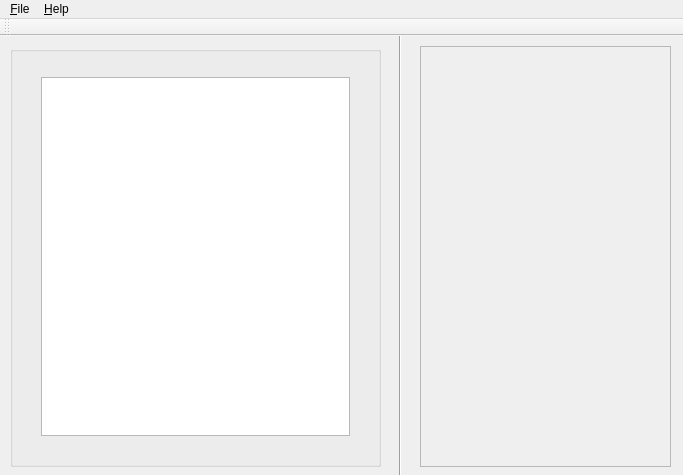
This is Project/DnD_Game/mainwindow.ui in ChrisMukherjee/COMP345-Project as Qt 5 draws it before an edit. The edited form follows.
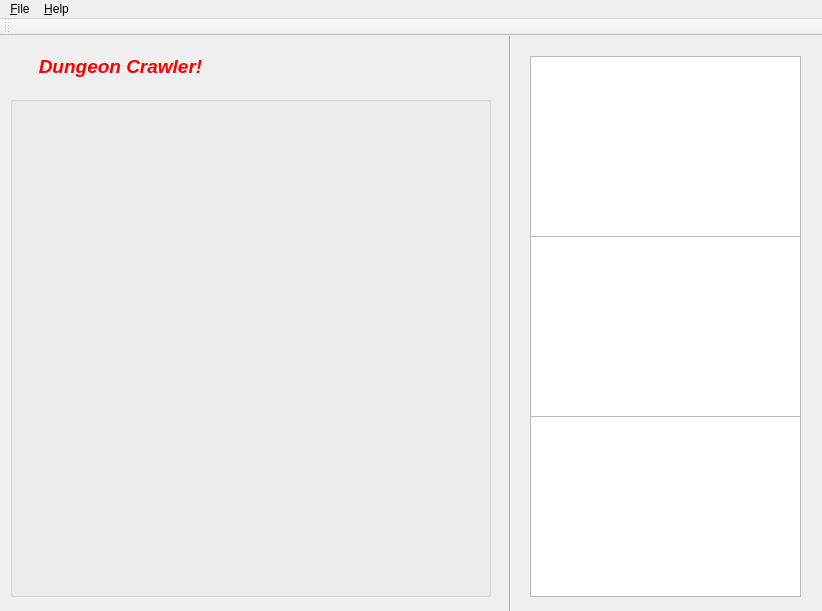
This is the edited form.

What changed in the file:
```diff
--- a/Project/DnD_Game/mainwindow.ui
+++ b/Project/DnD_Game/mainwindow.ui
@@ -6,8 +6,8 @@
    <rect>
     <x>0</x>
     <y>0</y>
-    <width>683</width>
-    <height>475</height>
+    <width>822</width>
+    <height>611</height>
    </rect>
   </property>
   <property name="windowTitle">
@@ -18,9 +18,9 @@
     <property name="geometry">
      <rect>
       <x>10</x>
-      <y>10</y>
-      <width>371</width>
-      <height>421</height>
+      <y>60</y>
+      <width>481</width>
+      <height>501</height>
      </rect>
     </property>
     <property name="title">
@@ -31,24 +31,20 @@
       <rect>
        <x>20</x>
        <y>20</y>
-       <width>331</width>
-       <height>381</height>
+       <width>441</width>
+       <height>461</height>
       </rect>
      </property>
-     <layout class="QGridLayout" name="gridLayout">
-      <item row="0" column="0">
-       <widget class="QGraphicsView" name="graphicsView"/>
-      </item>
-     </layout>
+     <layout class="QGridLayout" name="gridLayout"/>
     </widget>
    </widget>
    <widget class="Line" name="line">
     <property name="geometry">
      <rect>
-      <x>390</x>
-      <y>-20</y>
+      <x>500</x>
+      <y>-10</y>
       <width>20</width>
-      <height>481</height>
+      <height>591</height>
      </rect>
     </property>
     <property name="orientation">
@@ -57,14 +53,53 @@
    </widget>
    <widget class="QTextBrowser" name="textBrowser">
     <property name="enabled">
-     <bool>false</bool>
+     <bool>true</bool>
     </property>
     <property name="geometry">
      <rect>
-      <x>420</x>
-      <y>10</y>
-      <width>251</width>
-      <height>421</height>
+      <x>530</x>
+      <y>380</y>
+      <width>271</width>
+      <height>181</height>
+     </rect>
+    </property>
+   </widget>
+   <widget class="QLabel" name="titleText">
+    <property name="geometry">
+     <rect>
+      <x>10</x>
+      <y>0</y>
+      <width>221</width>
+      <height>61</height>
+     </rect>
+    </property>
+    <property name="text">
+     <string>&lt;html&gt;&lt;head/&gt;&lt;body&gt;&lt;p align=&quot;center&quot;&gt;&lt;span style=&quot; font-size:14pt; font-weight:600; font-style:italic; color:#ff0000;&quot;&gt;Dungeon Crawler!&lt;/span&gt;&lt;/p&gt;&lt;/body&gt;&lt;/html&gt;</string>
+    </property>
+   </widget>
+   <widget class="QTextBrowser" name="invBrowser">
+    <property name="enabled">
+     <bool>true</bool>
+    </property>
+    <property name="geometry">
+     <rect>
+      <x>530</x>
+      <y>200</y>
+      <width>271</width>
+      <height>181</height>
+     </rect>
+    </property>
+   </widget>
+   <widget class="QTextBrowser" name="statBrowser">
+    <property name="enabled">
+     <bool>true</bool>
+    </property>
+    <property name="geometry">
+     <rect>
+      <x>530</x>
+      <y>20</y>
+      <width>271</width>
+      <height>181</height>
      </rect>
     </property>
    </widget>
@@ -74,7 +109,7 @@
     <rect>
      <x>0</x>
      <y>0</y>
-     <width>683</width>
+     <width>822</width>
      <height>21</height>
     </rect>
    </property>
```
Left out of the diff: 2 changed lines with no effect on the pictures.
